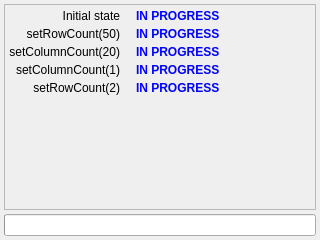
Before: the Qt Designer form src/main/testdialog.ui in Gris87/Qt_FastTableWidget, drawn with Qt 5.
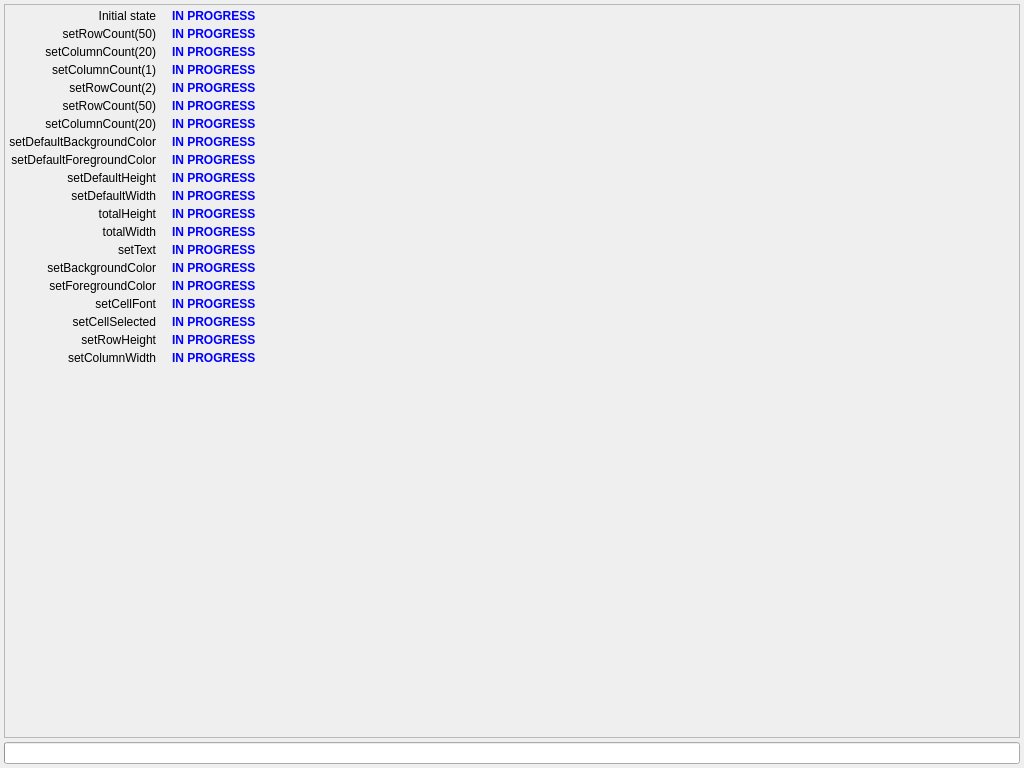
After: the same form once the commit is applied.

The edit to the form file:
```diff
--- a/src/main/testdialog.ui
+++ b/src/main/testdialog.ui
@@ -6,8 +6,8 @@
    <rect>
     <x>0</x>
     <y>0</y>
-    <width>320</width>
-    <height>240</height>
+    <width>1024</width>
+    <height>768</height>
    </rect>
   </property>
   <property name="minimumSize">
@@ -46,8 +46,8 @@
        <rect>
         <x>0</x>
         <y>0</y>
-        <width>310</width>
-        <height>199</height>
+        <width>1014</width>
+        <height>727</height>
        </rect>
       </property>
       <layout class="QVBoxLayout" name="verticalLayout_2">
@@ -95,7 +95,7 @@
            </property>
           </widget>
          </item>
-         <item row="1" column="1">
+         <item row="1" column="2">
           <widget class="QLabel" name="setRow50ResLabel">
            <property name="sizePolicy">
             <sizepolicy hsizetype="MinimumExpanding" vsizetype="Preferred">
@@ -151,7 +151,7 @@
            </property>
           </widget>
          </item>
-         <item row="2" column="1">
+         <item row="2" column="2">
           <widget class="QLabel" name="setCol20ResLabel">
            <property name="sizePolicy">
             <sizepolicy hsizetype="MinimumExpanding" vsizetype="Preferred">
@@ -207,7 +207,7 @@
            </property>
           </widget>
          </item>
-         <item row="4" column="1">
+         <item row="4" column="2">
           <widget class="QLabel" name="setRow2ResLabel">
            <property name="sizePolicy">
             <sizepolicy hsizetype="MinimumExpanding" vsizetype="Preferred">
@@ -273,7 +273,7 @@
            </property>
           </widget>
          </item>
-         <item row="3" column="1">
+         <item row="3" column="2">
           <widget class="QLabel" name="setCol1ResLabel">
            <property name="sizePolicy">
             <sizepolicy hsizetype="MinimumExpanding" vsizetype="Preferred">
@@ -339,8 +339,998 @@
            </property>
           </widget>
          </item>
-         <item row="0" column="1">
+         <item row="0" column="2">
           <widget class="QLabel" name="initialResLabel">
+           <property name="sizePolicy">
+            <sizepolicy hsizetype="MinimumExpanding" vsizetype="Preferred">
+             <horstretch>0</horstretch>
+             <verstretch>0</verstretch>
+            </sizepolicy>
+           </property>
+           <property name="palette">
+            <palette>
+             <active>
+              <colorrole role="WindowText">
+               <brush brushstyle="SolidPattern">
+                <color alpha="255">
+                 <red>0</red>
+                 <green>0</green>
+                 <blue>255</blue>
+                </color>
+               </brush>
+              </colorrole>
+             </active>
+             <inactive>
+              <colorrole role="WindowText">
+               <brush brushstyle="SolidPattern">
+                <color alpha="255">
+                 <red>0</red>
+                 <green>0</green>
+                 <blue>255</blue>
+                </color>
+               </brush>
+              </colorrole>
+             </inactive>
+             <disabled>
+              <colorrole role="WindowText">
+               <brush brushstyle="SolidPattern">
+                <color alpha="255">
+                 <red>120</red>
+                 <green>120</green>
+                 <blue>120</blue>
+                </color>
+               </brush>
+              </colorrole>
+             </disabled>
+            </palette>
+           </property>
+           <property name="font">
+            <font>
+             <weight>75</weight>
+             <bold>true</bold>
+            </font>
+           </property>
+           <property name="text">
+            <string>IN PROGRESS</string>
+           </property>
+          </widget>
+         </item>
+         <item row="7" column="0">
+          <widget class="QLabel" name="setDefBackgroundLabel">
+           <property name="text">
+            <string>setDefaultBackgroundColor</string>
+           </property>
+           <property name="alignment">
+            <set>Qt::AlignRight|Qt::AlignTrailing|Qt::AlignVCenter</set>
+           </property>
+          </widget>
+         </item>
+         <item row="8" column="0">
+          <widget class="QLabel" name="setDefForegroundLabel">
+           <property name="text">
+            <string>setDefaultForegroundColor</string>
+           </property>
+           <property name="alignment">
+            <set>Qt::AlignRight|Qt::AlignTrailing|Qt::AlignVCenter</set>
+           </property>
+          </widget>
+         </item>
+         <item row="8" column="2">
+          <widget class="QLabel" name="setDefForegroundResLabel">
+           <property name="sizePolicy">
+            <sizepolicy hsizetype="MinimumExpanding" vsizetype="Preferred">
+             <horstretch>0</horstretch>
+             <verstretch>0</verstretch>
+            </sizepolicy>
+           </property>
+           <property name="palette">
+            <palette>
+             <active>
+              <colorrole role="WindowText">
+               <brush brushstyle="SolidPattern">
+                <color alpha="255">
+                 <red>0</red>
+                 <green>0</green>
+                 <blue>255</blue>
+                </color>
+               </brush>
+              </colorrole>
+             </active>
+             <inactive>
+              <colorrole role="WindowText">
+               <brush brushstyle="SolidPattern">
+                <color alpha="255">
+                 <red>0</red>
+                 <green>0</green>
+                 <blue>255</blue>
+                </color>
+               </brush>
+              </colorrole>
+             </inactive>
+             <disabled>
+              <colorrole role="WindowText">
+               <brush brushstyle="SolidPattern">
+                <color alpha="255">
+                 <red>120</red>
+                 <green>120</green>
+                 <blue>120</blue>
+                </color>
+               </brush>
+              </colorrole>
+             </disabled>
+            </palette>
+           </property>
+           <property name="font">
+            <font>
+             <weight>75</weight>
+             <bold>true</bold>
+            </font>
+           </property>
+           <property name="text">
+            <string>IN PROGRESS</string>
+           </property>
+          </widget>
+         </item>
+         <item row="7" column="2">
+          <widget class="QLabel" name="setDefBackgroundResLabel">
+           <property name="sizePolicy">
+            <sizepolicy hsizetype="MinimumExpanding" vsizetype="Preferred">
+             <horstretch>0</horstretch>
+             <verstretch>0</verstretch>
+            </sizepolicy>
+           </property>
+           <property name="palette">
+            <palette>
+             <active>
+              <colorrole role="WindowText">
+               <brush brushstyle="SolidPattern">
+                <color alpha="255">
+                 <red>0</red>
+                 <green>0</green>
+                 <blue>255</blue>
+                </color>
+               </brush>
+              </colorrole>
+             </active>
+             <inactive>
+              <colorrole role="WindowText">
+               <brush brushstyle="SolidPattern">
+                <color alpha="255">
+                 <red>0</red>
+                 <green>0</green>
+                 <blue>255</blue>
+                </color>
+               </brush>
+              </colorrole>
+             </inactive>
+             <disabled>
+              <colorrole role="WindowText">
+               <brush brushstyle="SolidPattern">
+                <color alpha="255">
+                 <red>120</red>
+                 <green>120</green>
+                 <blue>120</blue>
+                </color>
+               </brush>
+              </colorrole>
+             </disabled>
+            </palette>
+           </property>
+           <property name="font">
+            <font>
+             <weight>75</weight>
+             <bold>true</bold>
+            </font>
+           </property>
+           <property name="text">
+            <string>IN PROGRESS</string>
+           </property>
+          </widget>
+         </item>
+         <item row="9" column="0">
+          <widget class="QLabel" name="setDefHeightLabel">
+           <property name="text">
+            <string>setDefaultHeight</string>
+           </property>
+           <property name="alignment">
+            <set>Qt::AlignRight|Qt::AlignTrailing|Qt::AlignVCenter</set>
+           </property>
+          </widget>
+         </item>
+         <item row="9" column="2">
+          <widget class="QLabel" name="setDefHeightResLabel">
+           <property name="sizePolicy">
+            <sizepolicy hsizetype="MinimumExpanding" vsizetype="Preferred">
+             <horstretch>0</horstretch>
+             <verstretch>0</verstretch>
+            </sizepolicy>
+           </property>
+           <property name="palette">
+            <palette>
+             <active>
+              <colorrole role="WindowText">
+               <brush brushstyle="SolidPattern">
+                <color alpha="255">
+                 <red>0</red>
+                 <green>0</green>
+                 <blue>255</blue>
+                </color>
+               </brush>
+              </colorrole>
+             </active>
+             <inactive>
+              <colorrole role="WindowText">
+               <brush brushstyle="SolidPattern">
+                <color alpha="255">
+                 <red>0</red>
+                 <green>0</green>
+                 <blue>255</blue>
+                </color>
+               </brush>
+              </colorrole>
+             </inactive>
+             <disabled>
+              <colorrole role="WindowText">
+               <brush brushstyle="SolidPattern">
+                <color alpha="255">
+                 <red>120</red>
+                 <green>120</green>
+                 <blue>120</blue>
+                </color>
+               </brush>
+              </colorrole>
+             </disabled>
+            </palette>
+           </property>
+           <property name="font">
+            <font>
+             <weight>75</weight>
+             <bold>true</bold>
+            </font>
+           </property>
+           <property name="text">
+            <string>IN PROGRESS</string>
+           </property>
+          </widget>
+         </item>
+         <item row="10" column="0">
+          <widget class="QLabel" name="setDefWidthLabel">
+           <property name="text">
+            <string>setDefaultWidth</string>
+           </property>
+           <property name="alignment">
+            <set>Qt::AlignRight|Qt::AlignTrailing|Qt::AlignVCenter</set>
+           </property>
+          </widget>
+         </item>
+         <item row="10" column="2">
+          <widget class="QLabel" name="setDefWidthResLabel">
+           <property name="sizePolicy">
+            <sizepolicy hsizetype="MinimumExpanding" vsizetype="Preferred">
+             <horstretch>0</horstretch>
+             <verstretch>0</verstretch>
+            </sizepolicy>
+           </property>
+           <property name="palette">
+            <palette>
+             <active>
+              <colorrole role="WindowText">
+               <brush brushstyle="SolidPattern">
+                <color alpha="255">
+                 <red>0</red>
+                 <green>0</green>
+                 <blue>255</blue>
+                </color>
+               </brush>
+              </colorrole>
+             </active>
+             <inactive>
+              <colorrole role="WindowText">
+               <brush brushstyle="SolidPattern">
+                <color alpha="255">
+                 <red>0</red>
+                 <green>0</green>
+                 <blue>255</blue>
+                </color>
+               </brush>
+              </colorrole>
+             </inactive>
+             <disabled>
+              <colorrole role="WindowText">
+               <brush brushstyle="SolidPattern">
+                <color alpha="255">
+                 <red>120</red>
+                 <green>120</green>
+                 <blue>120</blue>
+                </color>
+               </brush>
+              </colorrole>
+             </disabled>
+            </palette>
+           </property>
+           <property name="font">
+            <font>
+             <weight>75</weight>
+             <bold>true</bold>
+            </font>
+           </property>
+           <property name="text">
+            <string>IN PROGRESS</string>
+           </property>
+          </widget>
+         </item>
+         <item row="12" column="2">
+          <widget class="QLabel" name="totalWidthResLabel">
+           <property name="sizePolicy">
+            <sizepolicy hsizetype="MinimumExpanding" vsizetype="Preferred">
+             <horstretch>0</horstretch>
+             <verstretch>0</verstretch>
+            </sizepolicy>
+           </property>
+           <property name="palette">
+            <palette>
+             <active>
+              <colorrole role="WindowText">
+               <brush brushstyle="SolidPattern">
+                <color alpha="255">
+                 <red>0</red>
+                 <green>0</green>
+                 <blue>255</blue>
+                </color>
+               </brush>
+              </colorrole>
+             </active>
+             <inactive>
+              <colorrole role="WindowText">
+               <brush brushstyle="SolidPattern">
+                <color alpha="255">
+                 <red>0</red>
+                 <green>0</green>
+                 <blue>255</blue>
+                </color>
+               </brush>
+              </colorrole>
+             </inactive>
+             <disabled>
+              <colorrole role="WindowText">
+               <brush brushstyle="SolidPattern">
+                <color alpha="255">
+                 <red>120</red>
+                 <green>120</green>
+                 <blue>120</blue>
+                </color>
+               </brush>
+              </colorrole>
+             </disabled>
+            </palette>
+           </property>
+           <property name="font">
+            <font>
+             <weight>75</weight>
+             <bold>true</bold>
+            </font>
+           </property>
+           <property name="text">
+            <string>IN PROGRESS</string>
+           </property>
+          </widget>
+         </item>
+         <item row="11" column="2">
+          <widget class="QLabel" name="totalHeightResLabel">
+           <property name="sizePolicy">
+            <sizepolicy hsizetype="MinimumExpanding" vsizetype="Preferred">
+             <horstretch>0</horstretch>
+             <verstretch>0</verstretch>
+            </sizepolicy>
+           </property>
+           <property name="palette">
+            <palette>
+             <active>
+              <colorrole role="WindowText">
+               <brush brushstyle="SolidPattern">
+                <color alpha="255">
+                 <red>0</red>
+                 <green>0</green>
+                 <blue>255</blue>
+                </color>
+               </brush>
+              </colorrole>
+             </active>
+             <inactive>
+              <colorrole role="WindowText">
+               <brush brushstyle="SolidPattern">
+                <color alpha="255">
+                 <red>0</red>
+                 <green>0</green>
+                 <blue>255</blue>
+                </color>
+               </brush>
+              </colorrole>
+             </inactive>
+             <disabled>
+              <colorrole role="WindowText">
+               <brush brushstyle="SolidPattern">
+                <color alpha="255">
+                 <red>120</red>
+                 <green>120</green>
+                 <blue>120</blue>
+                </color>
+               </brush>
+              </colorrole>
+             </disabled>
+            </palette>
+           </property>
+           <property name="font">
+            <font>
+             <weight>75</weight>
+             <bold>true</bold>
+            </font>
+           </property>
+           <property name="text">
+            <string>IN PROGRESS</string>
+           </property>
+          </widget>
+         </item>
+         <item row="11" column="0">
+          <widget class="QLabel" name="totalHeightLabel">
+           <property name="text">
+            <string>totalHeight</string>
+           </property>
+           <property name="alignment">
+            <set>Qt::AlignRight|Qt::AlignTrailing|Qt::AlignVCenter</set>
+           </property>
+          </widget>
+         </item>
+         <item row="12" column="0">
+          <widget class="QLabel" name="totalWidthLabel">
+           <property name="text">
+            <string>totalWidth</string>
+           </property>
+           <property name="alignment">
+            <set>Qt::AlignRight|Qt::AlignTrailing|Qt::AlignVCenter</set>
+           </property>
+          </widget>
+         </item>
+         <item row="14" column="0">
+          <widget class="QLabel" name="setBackgroundLabel">
+           <property name="text">
+            <string>setBackgroundColor</string>
+           </property>
+           <property name="alignment">
+            <set>Qt::AlignRight|Qt::AlignTrailing|Qt::AlignVCenter</set>
+           </property>
+          </widget>
+         </item>
+         <item row="14" column="2">
+          <widget class="QLabel" name="setBackgroundResLabel">
+           <property name="sizePolicy">
+            <sizepolicy hsizetype="MinimumExpanding" vsizetype="Preferred">
+             <horstretch>0</horstretch>
+             <verstretch>0</verstretch>
+            </sizepolicy>
+           </property>
+           <property name="palette">
+            <palette>
+             <active>
+              <colorrole role="WindowText">
+               <brush brushstyle="SolidPattern">
+                <color alpha="255">
+                 <red>0</red>
+                 <green>0</green>
+                 <blue>255</blue>
+                </color>
+               </brush>
+              </colorrole>
+             </active>
+             <inactive>
+              <colorrole role="WindowText">
+               <brush brushstyle="SolidPattern">
+                <color alpha="255">
+                 <red>0</red>
+                 <green>0</green>
+                 <blue>255</blue>
+                </color>
+               </brush>
+              </colorrole>
+             </inactive>
+             <disabled>
+              <colorrole role="WindowText">
+               <brush brushstyle="SolidPattern">
+                <color alpha="255">
+                 <red>120</red>
+                 <green>120</green>
+                 <blue>120</blue>
+                </color>
+               </brush>
+              </colorrole>
+             </disabled>
+            </palette>
+           </property>
+           <property name="font">
+            <font>
+             <weight>75</weight>
+             <bold>true</bold>
+            </font>
+           </property>
+           <property name="text">
+            <string>IN PROGRESS</string>
+           </property>
+          </widget>
+         </item>
+         <item row="13" column="0">
+          <widget class="QLabel" name="setTextLabel">
+           <property name="text">
+            <string>setText</string>
+           </property>
+           <property name="alignment">
+            <set>Qt::AlignRight|Qt::AlignTrailing|Qt::AlignVCenter</set>
+           </property>
+          </widget>
+         </item>
+         <item row="13" column="2">
+          <widget class="QLabel" name="setTextResLabel">
+           <property name="sizePolicy">
+            <sizepolicy hsizetype="MinimumExpanding" vsizetype="Preferred">
+             <horstretch>0</horstretch>
+             <verstretch>0</verstretch>
+            </sizepolicy>
+           </property>
+           <property name="palette">
+            <palette>
+             <active>
+              <colorrole role="WindowText">
+               <brush brushstyle="SolidPattern">
+                <color alpha="255">
+                 <red>0</red>
+                 <green>0</green>
+                 <blue>255</blue>
+                </color>
+               </brush>
+              </colorrole>
+             </active>
+             <inactive>
+              <colorrole role="WindowText">
+               <brush brushstyle="SolidPattern">
+                <color alpha="255">
+                 <red>0</red>
+                 <green>0</green>
+                 <blue>255</blue>
+                </color>
+               </brush>
+              </colorrole>
+             </inactive>
+             <disabled>
+              <colorrole role="WindowText">
+               <brush brushstyle="SolidPattern">
+                <color alpha="255">
+                 <red>120</red>
+                 <green>120</green>
+                 <blue>120</blue>
+                </color>
+               </brush>
+              </colorrole>
+             </disabled>
+            </palette>
+           </property>
+           <property name="font">
+            <font>
+             <weight>75</weight>
+             <bold>true</bold>
+            </font>
+           </property>
+           <property name="text">
+            <string>IN PROGRESS</string>
+           </property>
+          </widget>
+         </item>
+         <item row="15" column="0">
+          <widget class="QLabel" name="setForegroundLabel">
+           <property name="text">
+            <string>setForegroundColor</string>
+           </property>
+           <property name="alignment">
+            <set>Qt::AlignRight|Qt::AlignTrailing|Qt::AlignVCenter</set>
+           </property>
+          </widget>
+         </item>
+         <item row="15" column="2">
+          <widget class="QLabel" name="setForegroundResLabel">
+           <property name="sizePolicy">
+            <sizepolicy hsizetype="MinimumExpanding" vsizetype="Preferred">
+             <horstretch>0</horstretch>
+             <verstretch>0</verstretch>
+            </sizepolicy>
+           </property>
+           <property name="palette">
+            <palette>
+             <active>
+              <colorrole role="WindowText">
+               <brush brushstyle="SolidPattern">
+                <color alpha="255">
+                 <red>0</red>
+                 <green>0</green>
+                 <blue>255</blue>
+                </color>
+               </brush>
+              </colorrole>
+             </active>
+             <inactive>
+              <colorrole role="WindowText">
+               <brush brushstyle="SolidPattern">
+                <color alpha="255">
+                 <red>0</red>
+                 <green>0</green>
+                 <blue>255</blue>
+                </color>
+               </brush>
+              </colorrole>
+             </inactive>
+             <disabled>
+              <colorrole role="WindowText">
+               <brush brushstyle="SolidPattern">
+                <color alpha="255">
+                 <red>120</red>
+                 <green>120</green>
+                 <blue>120</blue>
+                </color>
+               </brush>
+              </colorrole>
+             </disabled>
+            </palette>
+           </property>
+           <property name="font">
+            <font>
+             <weight>75</weight>
+             <bold>true</bold>
+            </font>
+           </property>
+           <property name="text">
+            <string>IN PROGRESS</string>
+           </property>
+          </widget>
+         </item>
+         <item row="16" column="0">
+          <widget class="QLabel" name="setCellFontLabel">
+           <property name="text">
+            <string>setCellFont</string>
+           </property>
+           <property name="alignment">
+            <set>Qt::AlignRight|Qt::AlignTrailing|Qt::AlignVCenter</set>
+           </property>
+          </widget>
+         </item>
+         <item row="17" column="0">
+          <widget class="QLabel" name="setCellSelectedLabel">
+           <property name="text">
+            <string>setCellSelected</string>
+           </property>
+           <property name="alignment">
+            <set>Qt::AlignRight|Qt::AlignTrailing|Qt::AlignVCenter</set>
+           </property>
+          </widget>
+         </item>
+         <item row="16" column="2">
+          <widget class="QLabel" name="setCellFontResLabel">
+           <property name="sizePolicy">
+            <sizepolicy hsizetype="MinimumExpanding" vsizetype="Preferred">
+             <horstretch>0</horstretch>
+             <verstretch>0</verstretch>
+            </sizepolicy>
+           </property>
+           <property name="palette">
+            <palette>
+             <active>
+              <colorrole role="WindowText">
+               <brush brushstyle="SolidPattern">
+                <color alpha="255">
+                 <red>0</red>
+                 <green>0</green>
+                 <blue>255</blue>
+                </color>
+               </brush>
+              </colorrole>
+             </active>
+             <inactive>
+              <colorrole role="WindowText">
+               <brush brushstyle="SolidPattern">
+                <color alpha="255">
+                 <red>0</red>
+                 <green>0</green>
+                 <blue>255</blue>
+                </color>
+               </brush>
+              </colorrole>
+             </inactive>
+             <disabled>
+              <colorrole role="WindowText">
+               <brush brushstyle="SolidPattern">
+                <color alpha="255">
+                 <red>120</red>
+                 <green>120</green>
+                 <blue>120</blue>
+                </color>
+               </brush>
+              </colorrole>
+             </disabled>
+            </palette>
+           </property>
+           <property name="font">
+            <font>
+             <weight>75</weight>
+             <bold>true</bold>
+            </font>
+           </property>
+           <property name="text">
+            <string>IN PROGRESS</string>
+           </property>
+          </widget>
+         </item>
+         <item row="17" column="2">
+          <widget class="QLabel" name="setCellSelectedResLabel">
+           <property name="sizePolicy">
+            <sizepolicy hsizetype="MinimumExpanding" vsizetype="Preferred">
+             <horstretch>0</horstretch>
+             <verstretch>0</verstretch>
+            </sizepolicy>
+           </property>
+           <property name="palette">
+            <palette>
+             <active>
+              <colorrole role="WindowText">
+               <brush brushstyle="SolidPattern">
+                <color alpha="255">
+                 <red>0</red>
+                 <green>0</green>
+                 <blue>255</blue>
+                </color>
+               </brush>
+              </colorrole>
+             </active>
+             <inactive>
+              <colorrole role="WindowText">
+               <brush brushstyle="SolidPattern">
+                <color alpha="255">
+                 <red>0</red>
+                 <green>0</green>
+                 <blue>255</blue>
+                </color>
+               </brush>
+              </colorrole>
+             </inactive>
+             <disabled>
+              <colorrole role="WindowText">
+               <brush brushstyle="SolidPattern">
+                <color alpha="255">
+                 <red>120</red>
+                 <green>120</green>
+                 <blue>120</blue>
+                </color>
+               </brush>
+              </colorrole>
+             </disabled>
+            </palette>
+           </property>
+           <property name="font">
+            <font>
+             <weight>75</weight>
+             <bold>true</bold>
+            </font>
+           </property>
+           <property name="text">
+            <string>IN PROGRESS</string>
+           </property>
+          </widget>
+         </item>
+         <item row="19" column="2">
+          <widget class="QLabel" name="setColumnWidthResLabel">
+           <property name="sizePolicy">
+            <sizepolicy hsizetype="MinimumExpanding" vsizetype="Preferred">
+             <horstretch>0</horstretch>
+             <verstretch>0</verstretch>
+            </sizepolicy>
+           </property>
+           <property name="palette">
+            <palette>
+             <active>
+              <colorrole role="WindowText">
+               <brush brushstyle="SolidPattern">
+                <color alpha="255">
+                 <red>0</red>
+                 <green>0</green>
+                 <blue>255</blue>
+                </color>
+               </brush>
+              </colorrole>
+             </active>
+             <inactive>
+              <colorrole role="WindowText">
+               <brush brushstyle="SolidPattern">
+                <color alpha="255">
+                 <red>0</red>
+                 <green>0</green>
+                 <blue>255</blue>
+                </color>
+               </brush>
+              </colorrole>
+             </inactive>
+             <disabled>
+              <colorrole role="WindowText">
+               <brush brushstyle="SolidPattern">
+                <color alpha="255">
+                 <red>120</red>
+                 <green>120</green>
+                 <blue>120</blue>
+                </color>
+               </brush>
+              </colorrole>
+             </disabled>
+            </palette>
+           </property>
+           <property name="font">
+            <font>
+             <weight>75</weight>
+             <bold>true</bold>
+            </font>
+           </property>
+           <property name="text">
+            <string>IN PROGRESS</string>
+           </property>
+          </widget>
+         </item>
+         <item row="18" column="2">
+          <widget class="QLabel" name="setRowHeightResLabel">
+           <property name="sizePolicy">
+            <sizepolicy hsizetype="MinimumExpanding" vsizetype="Preferred">
+             <horstretch>0</horstretch>
+             <verstretch>0</verstretch>
+            </sizepolicy>
+           </property>
+           <property name="palette">
+            <palette>
+             <active>
+              <colorrole role="WindowText">
+               <brush brushstyle="SolidPattern">
+                <color alpha="255">
+                 <red>0</red>
+                 <green>0</green>
+                 <blue>255</blue>
+                </color>
+               </brush>
+              </colorrole>
+             </active>
+             <inactive>
+              <colorrole role="WindowText">
+               <brush brushstyle="SolidPattern">
+                <color alpha="255">
+                 <red>0</red>
+                 <green>0</green>
+                 <blue>255</blue>
+                </color>
+               </brush>
+              </colorrole>
+             </inactive>
+             <disabled>
+              <colorrole role="WindowText">
+               <brush brushstyle="SolidPattern">
+                <color alpha="255">
+                 <red>120</red>
+                 <green>120</green>
+                 <blue>120</blue>
+                </color>
+               </brush>
+              </colorrole>
+             </disabled>
+            </palette>
+           </property>
+           <property name="font">
+            <font>
+             <weight>75</weight>
+             <bold>true</bold>
+            </font>
+           </property>
+           <property name="text">
+            <string>IN PROGRESS</string>
+           </property>
+          </widget>
+         </item>
+         <item row="18" column="0">
+          <widget class="QLabel" name="setRowHeightLabel">
+           <property name="text">
+            <string>setRowHeight</string>
+           </property>
+           <property name="alignment">
+            <set>Qt::AlignRight|Qt::AlignTrailing|Qt::AlignVCenter</set>
+           </property>
+          </widget>
+         </item>
+         <item row="19" column="0">
+          <widget class="QLabel" name="setColumnWidthLabel">
+           <property name="text">
+            <string>setColumnWidth</string>
+           </property>
+           <property name="alignment">
+            <set>Qt::AlignRight|Qt::AlignTrailing|Qt::AlignVCenter</set>
+           </property>
+          </widget>
+         </item>
+         <item row="5" column="0">
+          <widget class="QLabel" name="setRow50Label2">
+           <property name="text">
+            <string>setRowCount(50)</string>
+           </property>
+           <property name="alignment">
+            <set>Qt::AlignRight|Qt::AlignTrailing|Qt::AlignVCenter</set>
+           </property>
+          </widget>
+         </item>
+         <item row="5" column="2">
+          <widget class="QLabel" name="setRow50ResLabel2">
+           <property name="sizePolicy">
+            <sizepolicy hsizetype="MinimumExpanding" vsizetype="Preferred">
+             <horstretch>0</horstretch>
+             <verstretch>0</verstretch>
+            </sizepolicy>
+           </property>
+           <property name="palette">
+            <palette>
+             <active>
+              <colorrole role="WindowText">
+               <brush brushstyle="SolidPattern">
+                <color alpha="255">
+                 <red>0</red>
+                 <green>0</green>
+                 <blue>255</blue>
+                </color>
+               </brush>
+              </colorrole>
+             </active>
+             <inactive>
+              <colorrole role="WindowText">
+               <brush brushstyle="SolidPattern">
+                <color alpha="255">
+                 <red>0</red>
+                 <green>0</green>
+                 <blue>255</blue>
+                </color>
+               </brush>
+              </colorrole>
+             </inactive>
+             <disabled>
+              <colorrole role="WindowText">
+               <brush brushstyle="SolidPattern">
+                <color alpha="255">
+                 <red>120</red>
+                 <green>120</green>
+                 <blue>120</blue>
+                </color>
+               </brush>
+              </colorrole>
+             </disabled>
+            </palette>
+           </property>
+           <property name="font">
+            <font>
+             <weight>75</weight>
+             <bold>true</bold>
+            </font>
+           </property>
+           <property name="text">
+            <string>IN PROGRESS</string>
+           </property>
+          </widget>
+         </item>
+         <item row="6" column="0">
+          <widget class="QLabel" name="setCol20Label2">
+           <property name="text">
+            <string>setColumnCount(20)</string>
+           </property>
+           <property name="alignment">
+            <set>Qt::AlignRight|Qt::AlignTrailing|Qt::AlignVCenter</set>
+           </property>
+          </widget>
+         </item>
+         <item row="6" column="2">
+          <widget class="QLabel" name="setCol20ResLabel2">
            <property name="sizePolicy">
             <sizepolicy hsizetype="MinimumExpanding" vsizetype="Preferred">
              <horstretch>0</horstretch>
```
